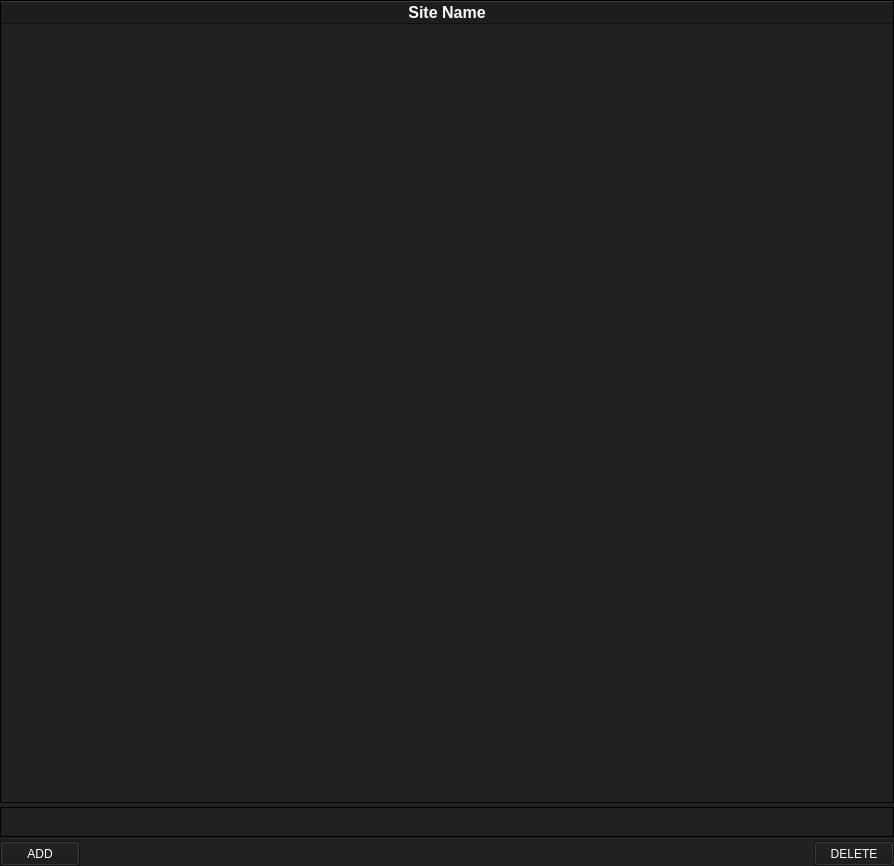
Above: ui/blockedweb.ui from HowePersonal/DistractionBlocker before the change. Below: the same form after it.
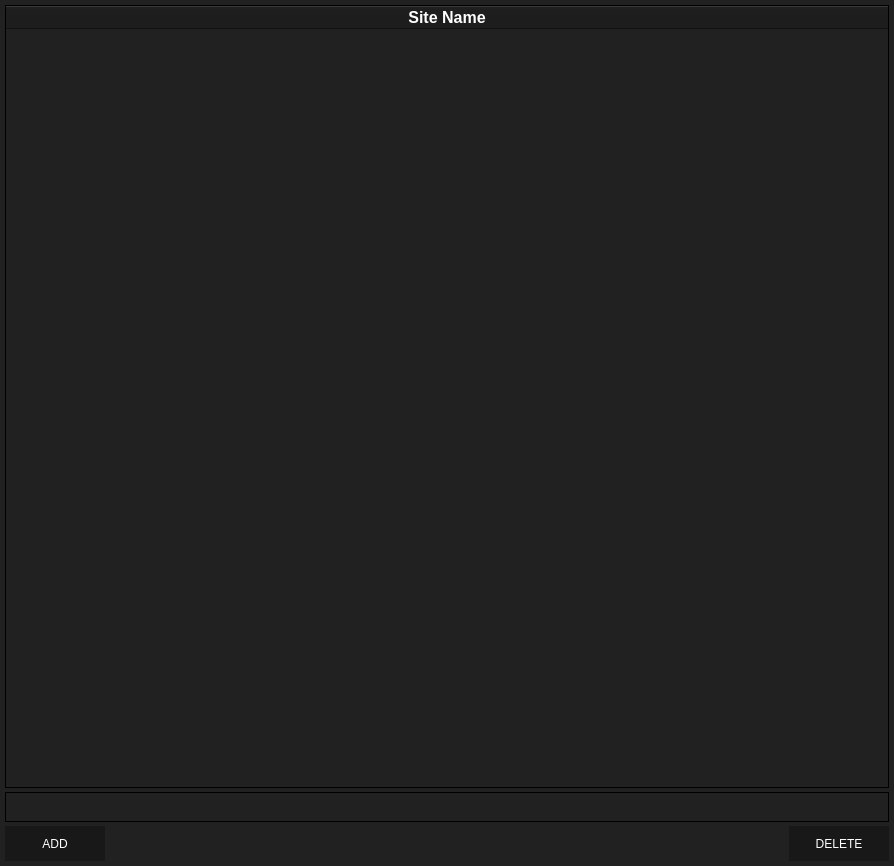
That is the form after the change.

What changed in the file:
```diff
--- a/ui/blockedweb.ui
+++ b/ui/blockedweb.ui
@@ -31,16 +31,16 @@
   </property>
   <layout class="QGridLayout" name="gridLayout">
    <property name="leftMargin">
-    <number>0</number>
+    <number>5</number>
    </property>
    <property name="topMargin">
-    <number>0</number>
+    <number>5</number>
    </property>
    <property name="rightMargin">
-    <number>0</number>
+    <number>5</number>
    </property>
    <property name="bottomMargin">
-    <number>0</number>
+    <number>5</number>
    </property>
    <property name="horizontalSpacing">
     <number>0</number>
@@ -138,14 +138,21 @@
        </property>
        <property name="minimumSize">
         <size>
-         <width>75</width>
-         <height>25</height>
+         <width>100</width>
+         <height>35</height>
         </size>
        </property>
        <property name="styleSheet">
-        <string notr="true">color: white;
-font: 75 10pt &quot;MS Shell Dlg 2&quot;;
-background-color: rgb(24,24,24);
+        <string notr="true">QPushButton {
+	color: white;
+	font: 75 10pt &quot;MS Shell Dlg 2&quot;;
+	background-color: rgb(24,24,24);
+	border: 0;
+}
+
+QPushButton::hover {
+	background-color: black;
+}
 </string>
        </property>
        <property name="text">
@@ -176,14 +183,22 @@
        </property>
        <property name="minimumSize">
         <size>
-         <width>75</width>
-         <height>25</height>
+         <width>100</width>
+         <height>35</height>
         </size>
        </property>
        <property name="styleSheet">
-        <string notr="true">color: white;
-font: 75 10pt &quot;MS Shell Dlg 2&quot;;
-background-color: rgb(24,24,24);</string>
+        <string notr="true">QPushButton {
+	color: white;
+	font: 75 10pt &quot;MS Shell Dlg 2&quot;;
+	background-color: rgb(24,24,24);
+	border: 0;
+}
+
+QPushButton::hover {
+	background-color: black;
+}
+</string>
        </property>
        <property name="text">
         <string>DELETE</string>
```
